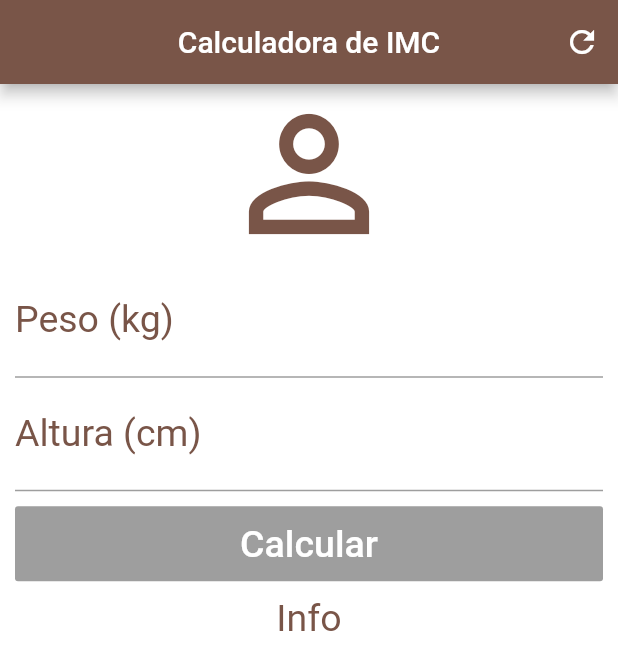
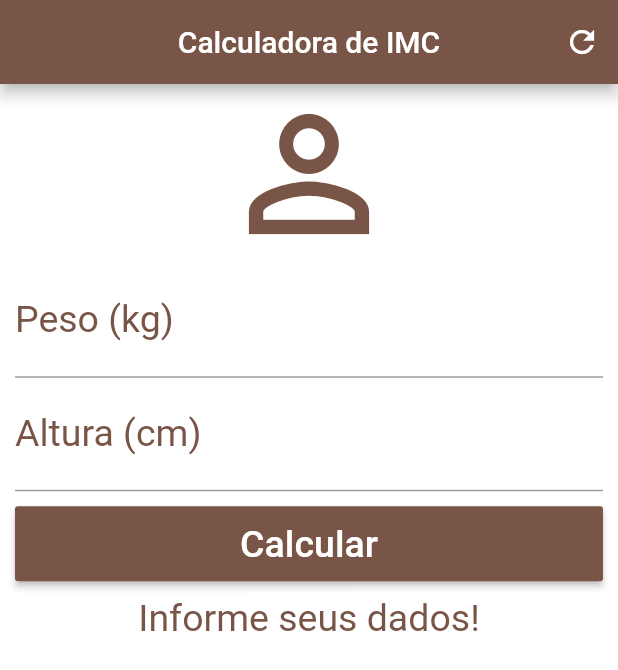
Before and after one commit to rafa7w/imc, a Flutter app: the screen it shows after launch, after a tap on the "refresh" icon, on a phone screen of 412 x 824 dp. Shown: the top 670 px of the screen. Run offline on Flutter 3.47's test engine with Material 2 defaults, Android fonts, the phone set to English and light mode, and no system bars.

Commit message:
reset fields feature

```diff
--- a/lib/main.dart
+++ b/lib/main.dart
@@ -17,6 +17,19 @@ class Home extends StatefulWidget {
 }
 
 class _HomeState extends State<Home> {
+
+  TextEditingController weightController = TextEditingController();
+  TextEditingController heightController = TextEditingController();
+
+  String _infoText = 'Informe seus dados!';
+
+  void _resetFields() {
+    weightController.text = '';
+    heightController.text = '';
+    _infoText = 'Informe seus dados!';
+  }
+
+
   @override
   Widget build(BuildContext context) {
     return Scaffold(
@@ -25,7 +38,7 @@ class _HomeState extends State<Home> {
         centerTitle: true,
         backgroundColor: Colors.brown,
         actions: [
-          IconButton(onPressed: () {}, icon: const Icon(Icons.refresh))
+          IconButton(onPressed: _resetFields, icon: const Icon(Icons.refresh))
         ],
       ),
       backgroundColor: Colors.white,
@@ -35,21 +48,23 @@ class _HomeState extends State<Home> {
           crossAxisAlignment: CrossAxisAlignment.stretch,
           children: [
             const Icon(Icons.person_outline, size: 120, color: Colors.brown),
-            const TextField(
+            TextField(
               keyboardType: TextInputType.number,
-              decoration: InputDecoration(
+              decoration: const InputDecoration(
                   labelText: 'Peso (kg)',
                   labelStyle: TextStyle(color: Colors.brown)),
               textAlign: TextAlign.center,
-              style: TextStyle(color: Colors.brown, fontSize: 25),
+              style: const TextStyle(color: Colors.brown, fontSize: 25),
+              controller: weightController,
             ),
-            const TextField(
+            TextField(
               keyboardType: TextInputType.number,
-              decoration: InputDecoration(
+              decoration: const InputDecoration(
                   labelText: 'Altura (cm)',
                   labelStyle: TextStyle(color: Colors.brown)),
               textAlign: TextAlign.center,
-              style: TextStyle(color: Colors.brown, fontSize: 25),
+              style: const TextStyle(color: Colors.brown, fontSize: 25),
+              controller: heightController,
             ),
             Padding(
               padding: const EdgeInsets.only(top: 10.0, bottom: 10.0),
@@ -57,7 +72,10 @@ class _HomeState extends State<Home> {
                 height: 50.0,
                 // ignore: prefer_const_constructors, deprecated_member_use
                 child: RaisedButton(
-                  onPressed: null,
+                  color: Colors.brown,
+                  onPressed: () {
+                    print('click');
+                  },
                   child: const Text(
                     'Calcular',
                     style: TextStyle(
@@ -65,18 +83,17 @@ class _HomeState extends State<Home> {
                       fontSize: 25.0,
                     ),
                   ),
-                  color: Colors.brown,
                 ),
               ),
             ),
-            const Text(
-              'Info',
+            Text(
+              _infoText,
               textAlign: TextAlign.center,
-              style: TextStyle(
+              style: const TextStyle(
                 color: Colors.brown,
                 fontSize: 25.0,
               ),
-            )
+            ),
           ],
         ),
       ),
```
